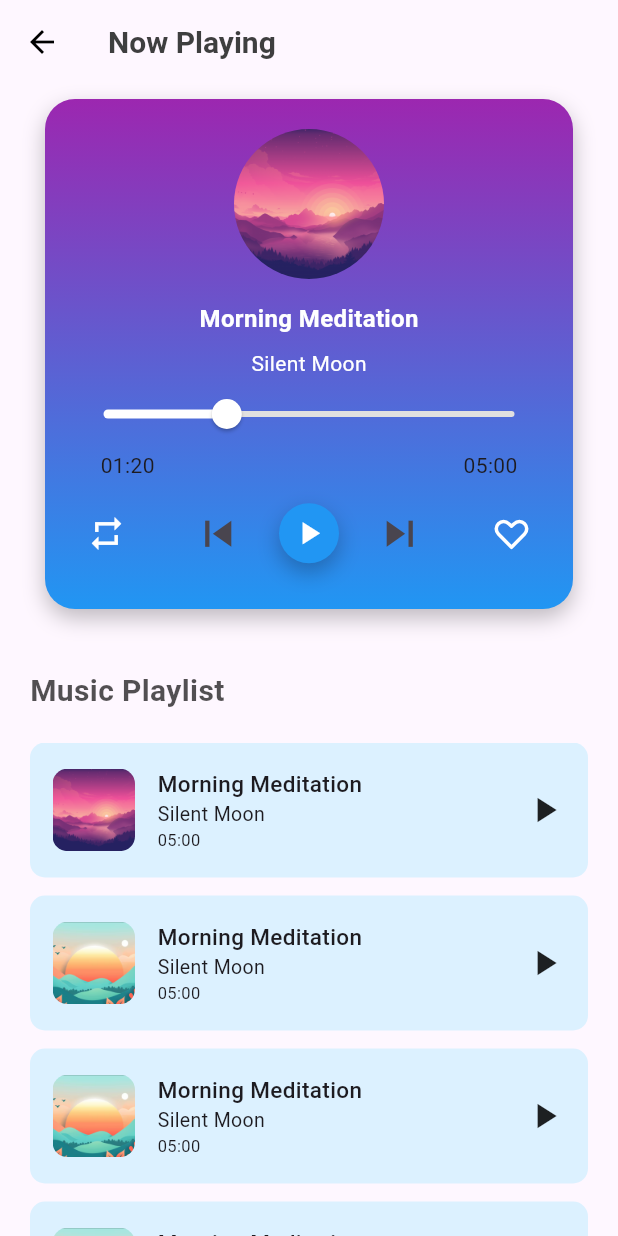
After one commit to naduniAnjana/meditation_app, a Flutter app: the Meditation screen opened directly, on a phone screen of 412 x 824 dp. The commit adds this screen. Run offline on Flutter 3.47's test engine with Material 3 defaults, Android fonts, the phone set to English and light mode, and no system bars; our stand-ins replace cloud_firestore, firebase_auth, firebase_core, get, google_sign_in, iconsax and 1 more; accounts and stored records are empty.

Commit message:
Create music playlist screen ui

```diff
--- a/silentmoon/lib/pages/meditate_page.dart
+++ b/silentmoon/lib/pages/meditate_page.dart
@@ -1,7 +1,4 @@
 import 'package:flutter/material.dart';
-import 'package:flutter_staggered_grid_view/flutter_staggered_grid_view.dart';
-import 'package:silentmoon/app/configs/theme.dart';
-
 class MeditatePage extends StatefulWidget {
   const MeditatePage({super.key});
 
--- /dev/null
+++ b/silentmoon/lib/pages/music/meditation.dart
@@ -0,0 +1,324 @@
+import 'package:flutter/material.dart';
+import 'package:phosphor_flutter/phosphor_flutter.dart';
+import 'package:silentmoon/app/configs/theme.dart';
+
+class Meditation extends StatefulWidget {
+  const Meditation({super.key});
+
+  @override
+  State<Meditation> createState() => _MeditationState();
+}
+
+class _MeditationState extends State<Meditation> {
+  double progress = 0.3;
+  bool isPlaying = false;
+
+  @override
+  Widget build(BuildContext context) {
+    return Scaffold(
+      appBar: AppBar(
+        backgroundColor: Colors.transparent,
+        elevation: 0,
+        leading: IconButton(
+          icon: const Icon(Icons.arrow_back, color: Colors.black),
+          onPressed: () => Navigator.pop(context),
+        ),
+        title: Text(
+          'Now Playing',
+          style: TextStyle(
+            color: ThemeConfigs.color19,
+            fontSize: 20,
+            fontWeight: FontWeight.bold,
+          ),
+        ),
+      ),
+      body: Column(
+        crossAxisAlignment: CrossAxisAlignment.start,
+        children: [
+          Padding(
+            padding: const EdgeInsets.only(left: 30, top: 10,right: 30),
+            child: Column(
+              children: [
+                // Gradient Container
+                Container(
+                  height: 340,
+                  width: double.infinity,
+                  decoration: BoxDecoration(
+                    borderRadius: BorderRadius.circular(20),
+                    gradient: const LinearGradient(
+                      colors: [
+                        Color(0xFF9C27B0),
+                        Color(0xFF2196F3)
+                      ],
+                      begin: Alignment.topCenter,
+                      end: Alignment.bottomCenter,
+                    ),
+                    boxShadow: [
+                      BoxShadow(
+                        color: Colors.black.withOpacity(0.25),
+                        blurRadius: 12,
+                        offset: const Offset(0, 6),
+                      ),
+                    ],
+                  ),
+                  child: Padding(
+                    padding: const EdgeInsets.only(top: 20, left: 15, right: 15),
+                    child: Column(
+                      children: [
+                        // Audio Image
+                        Container(
+                          height: 100,
+                          width: 100,
+                          decoration: BoxDecoration(
+                            borderRadius: BorderRadius.circular(50),
+                            image: const DecorationImage(
+                              image: AssetImage("assets/image1.png"),
+                              fit: BoxFit.cover,
+                            ),
+                          ),
+                        ),
+                        const SizedBox(height: 15),
+
+                        // Song Name
+                        const Text(
+                          "Morning Meditation",
+                          style: TextStyle(
+                            fontSize: 16,
+                            fontWeight: FontWeight.bold,
+                            color: ThemeConfigs.color2
+                          ),
+                        ),
+                        const SizedBox(height: 8),
+
+                        // Artist Name
+                        const Text(
+                          "Silent Moon",
+                          style: TextStyle(
+                            fontSize: 14,
+                            color: ThemeConfigs.color2
+                          ),
+                        ),
+
+                        // Progress Bar
+                        Slider(
+                          value: progress,
+                          onChanged: (value) {
+                            setState(() {
+                              progress = value;
+                            });
+                          },
+                          activeColor: ThemeConfigs.color2,
+                          inactiveColor: Colors.grey.shade300,
+                        ),
+
+                        // Time Duration
+                        const Padding(
+                          padding: EdgeInsets.symmetric(horizontal: 22),
+                          child: Row(
+                            mainAxisAlignment: MainAxisAlignment.spaceBetween,
+                            children: [Text("01:20"), Text("05:00")],
+                          ),
+                        ),
+                        const SizedBox(height: 10),
+
+                        // Control Buttons
+                        Row(
+                          mainAxisAlignment: MainAxisAlignment.center,
+                          children: [
+                            // Repeat
+                            IconButton(
+                              iconSize: 26,
+                              icon: const Icon(Icons.repeat),
+                              color: ThemeConfigs.color2,
+                              onPressed: () {},
+                            ),
+                            const SizedBox(width: 25),
+
+                            // Backward
+                            IconButton(
+                              iconSize: 35,
+                              icon: const Icon(Icons.skip_previous),
+                              onPressed: () {},
+                            ),
+
+                            const SizedBox(width: 15),
+
+                            // Play / Pause
+                            GestureDetector(
+                              onTap: () {
+                                setState(() {
+                                  isPlaying = !isPlaying;
+                                });
+                              },
+                              child: Container(
+                                height: 40,
+                                width: 40,
+                                decoration: BoxDecoration(
+                                  shape: BoxShape.circle,
+                                  color: Color(0xFF2196F3),
+                                  boxShadow: [
+                                    BoxShadow(
+                                      color: Colors.black.withOpacity(0.25),
+                                      blurRadius: 12,
+                                      offset: const Offset(0, 6),
+                                    ),
+                                  ],
+                                ),
+                                child: Icon(
+                                  isPlaying ? Icons.pause : Icons.play_arrow,
+                                  color: Colors.white,
+                                  size: 25,
+                                ),
+                              ),
+                            ),
+
+                            const SizedBox(width: 15),
+
+                            // Forward
+                            IconButton(
+                              iconSize: 35,
+                              icon: const Icon(Icons.skip_next),
+                              onPressed: () {},
+                            ),
+                            const SizedBox(width: 25),
+
+                            // Favorite
+                            IconButton(
+                              iconSize: 25,
+                              icon: const Icon(
+                                PhosphorIconsBold.heartStraight,
+                                color: ThemeConfigs.color2,
+                              ),
+                              onPressed: () {},
+                            ),
+                          ],
+                        ),
+                      ],
+                    ),
+                  ),
+                ),
+              ],
+            ),
+          ),
+          const SizedBox(height: 40),
+
+          Expanded(
+            child: Padding(
+              padding: const EdgeInsets.symmetric(horizontal: 20),
+              child: Column(
+                crossAxisAlignment: CrossAxisAlignment.start,
+                children: [
+                  Text(
+                    'Music Playlist',
+                    style: TextStyle(
+                      color: ThemeConfigs.color18,
+                      fontSize: 20,
+                      fontWeight: FontWeight.bold,
+                    ),
+                  ),
+                  const SizedBox(height: 20),
+
+                  Expanded(
+                    child: SingleChildScrollView(
+                      child: Column(
+                        children: [
+                          playlistItem(
+                            color: const Color(0xFFDCF1FF),
+                            image: "assets/image1.png",
+                          ),
+                          const SizedBox(height: 12),
+                          playlistItem(
+                            color: const Color(0xFFDCF1FF),
+                            image: "assets/image2.png",
+                          ),
+                          const SizedBox(height: 12),
+                          playlistItem(
+                            color: const Color(0xFFDCF1FF),
+                            image: "assets/image2.png",
+                          ),
+                          const SizedBox(height: 12),
+                          playlistItem(
+                            color: const Color(0xFFDCF1FF),
+                            image: "assets/image2.png",
+                          ),
+                          const SizedBox(height: 12),
+                          playlistItem(
+                            color: const Color(0xFFDCF1FF),
+                            image: "assets/image2.png",
+                          ),
+                          const SizedBox(height: 40),
+                        ],
+                      ),
+                    ),
+                  ),
+                ],
+              ),
+            ),
+          ),
+        ],
+      ),
+    );
+  }
+
+  Widget playlistItem({
+    required Color color,
+    required String image,
+  }) {
+    return Container(
+      height: 90,
+      decoration: BoxDecoration(
+        color: color,
+        borderRadius: BorderRadius.circular(10),
+        // boxShadow: [
+        //   BoxShadow(
+        //     color: Colors.black.withOpacity(0.25),
+        //     blurRadius: 12,
+        //     offset: const Offset(0, 6),
+        //   ),
+        // ],
+      ),
+      child: Padding(
+        padding: const EdgeInsets.all(15),
+        child: Row(
+          children: [
+            Container(
+              height: 55,
+              width: 55,
+              decoration: BoxDecoration(
+                borderRadius: BorderRadius.circular(10),
+                image: DecorationImage(
+                  image: AssetImage(image),
+                  fit: BoxFit.cover,
+                ),
+              ),
+            ),
+            const SizedBox(width: 15),
+            Column(
+              crossAxisAlignment: CrossAxisAlignment.start,
+              mainAxisAlignment: MainAxisAlignment.center,
+              children: const [
+                Text("Morning Meditation",
+                    style:
+                        TextStyle(fontSize: 15, fontWeight: FontWeight.w500)),
+                Text("Silent Moon",
+                    style:
+                        TextStyle(fontSize: 13, fontWeight: FontWeight.w400)),
+                Text("05:00", style: TextStyle(fontSize: 11)),
+              ],
+            ),
+            const Spacer(),
+            GestureDetector(
+              onTap: () {
+                setState(() { isPlaying = !isPlaying; });
+              },
+              child: Icon(
+                isPlaying ? Icons.pause : Icons.play_arrow,
+                size: 28,
+              ),
+            ),
+          ],
+        ),
+      ),
+    );
+  }
+}
--- a/silentmoon/lib/pages/music_page.dart
+++ b/silentmoon/lib/pages/music_page.dart
@@ -1,6 +1,7 @@
 import 'package:flutter/material.dart';
 import 'package:flutter_staggered_grid_view/flutter_staggered_grid_view.dart';
 import 'package:silentmoon/app/configs/theme.dart';
+import 'package:silentmoon/pages/music/meditation.dart';
 
 class MusicPage extends StatefulWidget {
   const MusicPage({super.key});
@@ -33,7 +34,7 @@ class _MusicPageState extends State<MusicPage> {
     {"image": 'assets/image4.jpg', "text": "Sleep Better"},
     {"image": 'assets/image5.jpg', "text": "Daily Gratitude"},
     {"image": 'assets/image6.jpg', "text": "Stress Relief"},
-    {"image": 'assets/image7.jpg', "text": "Stress Relief"},
+    {"image": 'assets/image7.jpg', "text": "Mind Reset"},
   ];
 
   @override
@@ -208,6 +209,49 @@ class _MusicPageState extends State<MusicPage> {
           const SizedBox(height: 15),
 
           // Two-Column Grid of Containers
+          // Expanded(
+          //   child: Padding(
+          //     padding: const EdgeInsets.symmetric(horizontal: 20),
+          //     child: MasonryGridView.builder(
+          //       physics: const ClampingScrollPhysics(),
+          //       gridDelegate:
+          //           const SliverSimpleGridDelegateWithFixedCrossAxisCount(
+          //             crossAxisCount: 2,
+          //           ),
+          //       mainAxisSpacing: 15,
+          //       crossAxisSpacing: 15,
+          //       itemCount: containerData.length,
+          //       itemBuilder: (context, index) {
+          //         return Stack(
+          //           children: [
+          //             Container(
+          //               width: double.infinity,
+          //               height: containerHeights[index],
+          //               decoration: BoxDecoration(
+          //                 borderRadius: BorderRadius.circular(15),
+          //                 image: DecorationImage(
+          //                   image: AssetImage(containerData[index]["image"]!),
+          //                   fit: BoxFit.cover,
+          //                 ),
+          //               ),
+          //             ),
+          //             Align(
+          //               alignment: Alignment.bottomCenter,
+          //               child: Text(
+          //                 containerData[index]["text"]!,
+          //                 style: const TextStyle(
+          //                   fontSize: 14,
+          //                   fontWeight: FontWeight.bold,
+          //                   color: ThemeConfigs.color2,
+          //                 ),
+          //               ),
+          //             ),
+          //           ],
+          //         );
+          //       },
+          //     ),
+          //   ),
+          // ),
           Expanded(
             child: Padding(
               padding: const EdgeInsets.symmetric(horizontal: 20),
@@ -221,7 +265,69 @@ class _MusicPageState extends State<MusicPage> {
                 crossAxisSpacing: 15,
                 itemCount: containerData.length,
                 itemBuilder: (context, index) {
-                  return Stack(
+                  return GestureDetector(
+                    onTap: () {
+                      // Navigate based on index
+                      switch (index) {
+                        case 0:
+                          Navigator.push(
+                            context,
+                            MaterialPageRoute(
+                              builder: (_) => const Meditation(),
+                            ),
+                          );
+                          break;
+                        case 1:
+                          Navigator.push(
+                            context,
+                            MaterialPageRoute(
+                              builder: (_) => const Meditation(),
+                            ),
+                          );
+                          break;
+                        case 2:
+                          Navigator.push(
+                            context,
+                            MaterialPageRoute(
+                              builder: (_) => const Meditation(),
+                            ),
+                          );
+                          break;
+                        case 3:
+                          Navigator.push(
+                            context,
+                            MaterialPageRoute(
+                              builder: (_) => const Meditation(),
+                            ),
+                          );
+                          break;
+                        case 4:
+                          Navigator.push(
+                            context,
+                            MaterialPageRoute(
+                              builder: (_) => const Meditation(),
+                            ),
+                          );
+                          break;
+                        case 5:
+                          Navigator.push(
+                            context,
+                            MaterialPageRoute(
+                              builder: (_) => const Meditation(),
+                            ),
+                          );
+                          break;
+                        case 6:
+                          Navigator.push(
+                            context,
+                            MaterialPageRoute(
+                              builder: (_) => const Meditation(),
+                            ),
+                          );
+                          break;
+                      }
+                    },
+                    child: Stack(
                       children: [
                         Container(
                           width: double.infinity,
@@ -246,6 +352,7 @@ class _MusicPageState extends State<MusicPage> {
                           ),
                         ),
                       ],
+                    ),
                   );
                 },
               ),
--- a/silentmoon/lib/pages/profile_page.dart
+++ b/silentmoon/lib/pages/profile_page.dart
@@ -289,7 +289,7 @@ class _ProfilePageState extends State<ProfilePage> {
               ),
 
               child: Padding(
-                padding: const EdgeInsets.only(top: 8, left: 15),
+                padding: const EdgeInsets.only(top: 6, left: 15),
                 child: Column(
                   children: [
                     InkWell(
```
Lines whose indentation alone changed are shown as unchanged.
